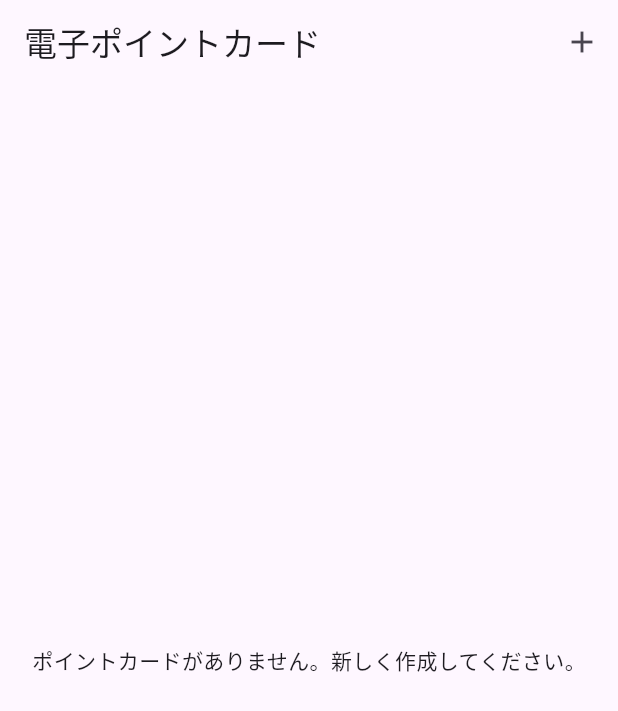
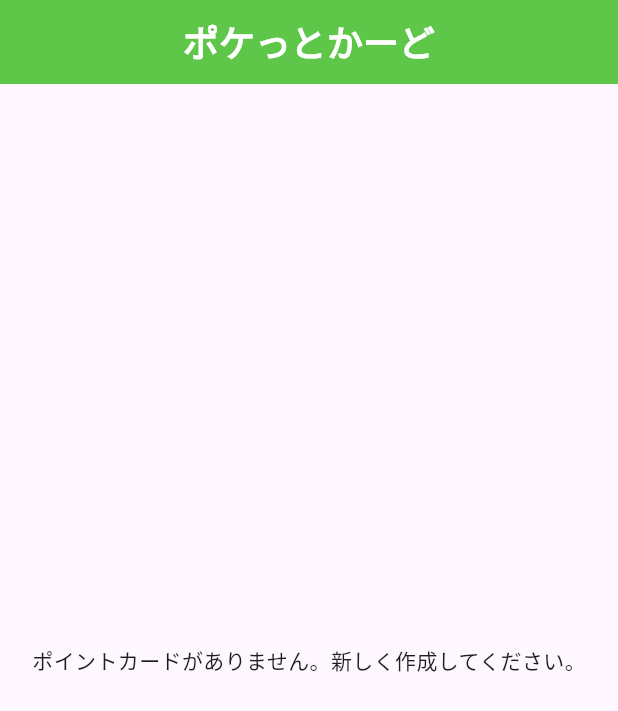
Before and after one commit to TOAroom/Hack_u-PBL, a Flutter app: the CardListPage screen opened directly, on a phone screen of 412 x 824 dp. Shown: the top 711 px of the screen. Run offline on Flutter 3.47's test engine with Material 3 defaults, Android fonts, the phone set to English and light mode, and no system bars; our stand-ins replace bordered_text, go_router.

Commit message:
カード作成のところに戻るを追加するために試行錯誤中

```diff
--- a/lib/customer_OR_store/customer_OR_store.dart
+++ b/lib/customer_OR_store/customer_OR_store.dart
@@ -4,11 +4,6 @@ import 'package:bordered_text/bordered_text.dart';
 
 class Customer_OR_Store extends StatelessWidget {
   Customer_OR_Store({super.key});
-
-  //戻るボタン押したとき
-  void back(BuildContext context) {
-    context.pop();
-  }
 
   void navigateTo(BuildContext context, String route) {
     context.push(route);
--- a/lib/customer_OR_store/store_page_main/page_create/create_card_main/card_list_page.dart
+++ b/lib/customer_OR_store/store_page_main/page_create/create_card_main/card_list_page.dart
@@ -4,11 +4,6 @@ import 'point_card.dart';
 import 'card_details_page.dart';
 
 class CardListPage extends StatefulWidget {
-  back(BuildContext context) {
-    // 前の画面 へ戻る
-    context.pop();
-  }
-
   @override
   _CardListPageState createState() => _CardListPageState();
 }
@@ -18,15 +13,27 @@ class _CardListPageState extends State<CardListPage> {
 
   @override
   Widget build(BuildContext context) {
+    back(BuildContext context) {
+      // 前の画面 へ戻る
+      context.pop();
+    }
+
+    ElevatedButton(
+      onPressed: () => back(context),
+      // MEMO: primary は古くなったので backgroundColor へ変更しました
+      style: ElevatedButton.styleFrom(backgroundColor: Colors.red),
+      child: const Text('< 戻る'),
+    );
+
     return Scaffold(
       appBar: AppBar(
-        title: Text('電子ポイントカード'),
-        actions: [
-          IconButton(
-            icon: Icon(Icons.add),
-            onPressed: _createNewCard,
-          ),
-        ],
+        backgroundColor: const Color.fromARGB(255, 94, 199, 73),
+        title: const Text(
+          'ポケっとかーど',
+          style: TextStyle(
+              color: Colors.white, fontSize: 24, fontWeight: FontWeight.bold),
+        ),
+        centerTitle: true,
       ),
       body: _cards.isEmpty
           ? Center(child: Text('ポイントカードがありません。新しく作成してください。'))
```
Also changed, not shown: lib/customer_OR_store/store_page_main/page_create/create_card_main/card_details_page.dart (+13 -6 lines), pubspec.lock.
